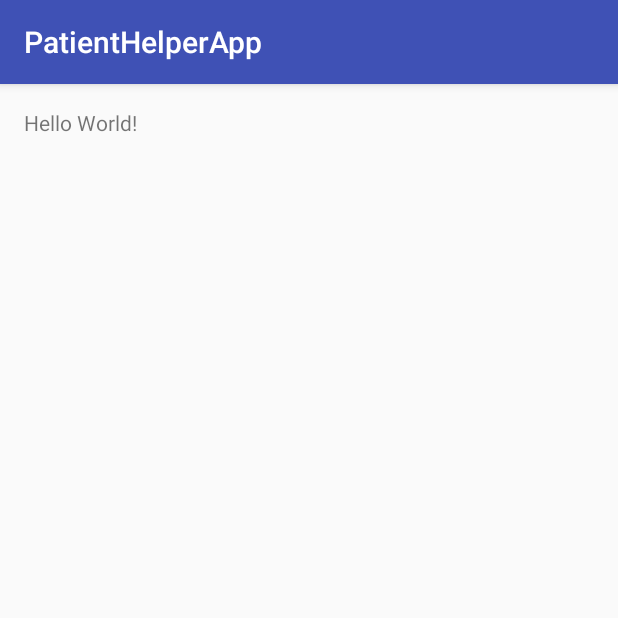
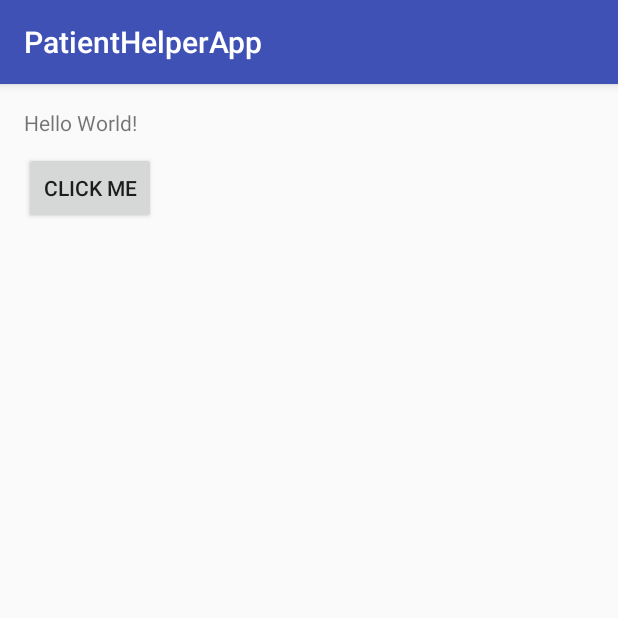
Before and after one commit to NataliaKuz/StudentProject, an Android app: the screen it shows after launch (MainActivity), on a phone screen of 412 x 824 dp, the top half of it. Run offline under Robolectric (Android 15) with nearby library versions, the phone set to English and light mode, and no system bars.

Commit message:
Adding sample UI for a button

```diff
--- a/Source/PatientHelperApp/app/src/main/java/com/rsgtrijks/student/patienthelperapp/MainActivity.java
+++ b/Source/PatientHelperApp/app/src/main/java/com/rsgtrijks/student/patienthelperapp/MainActivity.java
@@ -1,13 +1,52 @@
 package com.rsgtrijks.student.patienthelperapp;
 
+import android.os.Bundle;
 import android.support.v7.app.AppCompatActivity;
-import android.os.Bundle;
+import android.view.View;
+import android.widget.Button;
+import android.widget.TextView;
+
+// Activity is one of the major components of an Android app. An activity is a single, focused thing that the user can do.
 
 public class MainActivity extends AppCompatActivity {
 
+    // this is a variable that represent a number 0 (int for Integer)
+    int clickCount = 0;
+
+    // onCreate method is where you initialize your activity. Most importantly, here you will usually call setContentView(int) with a layout
+    // resource defining your UI, and using findViewById(int) to retrieve the widgets in that UI that you need to interact with programmatically.
     @Override
     protected void onCreate(Bundle savedInstanceState) {
         super.onCreate(savedInstanceState);
+
+        // Almost all activities interact with the user, so the Activity class takes care of creating a window for you in which you can
+        // place your UI with setContentView(View).
         setContentView(R.layout.activity_main);
+
+        // retrieving the button to interact with it
+        Button button = (Button) findViewById(R.id.button);
+
+        // creating a click listener
+        View.OnClickListener buttonClickListener = new View.OnClickListener() {
+
+            // this method will be invoked once the button is clicked
+            @Override
+            public void onClick(View v) {
+                // add one to our count
+                clickCount = clickCount + 1;
+
+                // prepare another variable that represents text (String)
+                String text = "Button clicked: " + clickCount;
+
+                // retrieving another component: textView to interact with it
+                TextView textView = (TextView) findViewById(R.id.textView);
+
+                // connect the text with the textView
+                textView.setText(text);
+            }
+        };
+
+        // connect the click listener with the button
+        button.setOnClickListener(buttonClickListener);
     }
 }
--- a/Source/PatientHelperApp/app/src/main/res/layout/activity_main.xml
+++ b/Source/PatientHelperApp/app/src/main/res/layout/activity_main.xml
@@ -14,5 +14,16 @@
     <TextView
         android:layout_width="wrap_content"
         android:layout_height="wrap_content"
-        android:text="Hello World!"/>
+        android:text="Hello World!"
+        android:id="@+id/textView"/>
+
+    <Button
+        android:text="Click me"
+        android:layout_width="wrap_content"
+        android:layout_height="wrap_content"
+        android:layout_below="@+id/textView"
+        android:layout_alignParentStart="true"
+        android:layout_marginTop="10dp"
+        android:id="@+id/button"
+        />
 </RelativeLayout>
```
